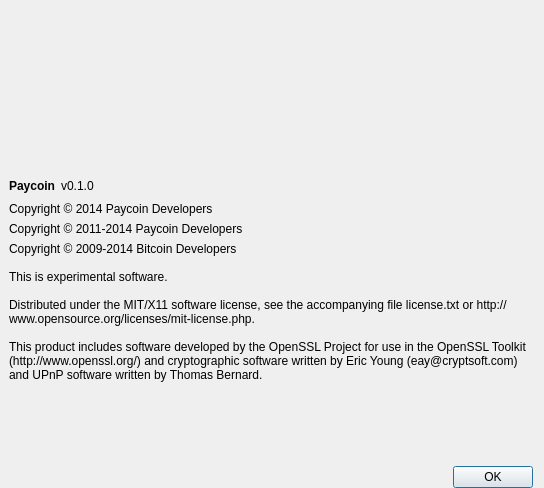
Qt form src/qt/forms/aboutdialog.ui (PaycoinFoundation/paycoin) before a commit.
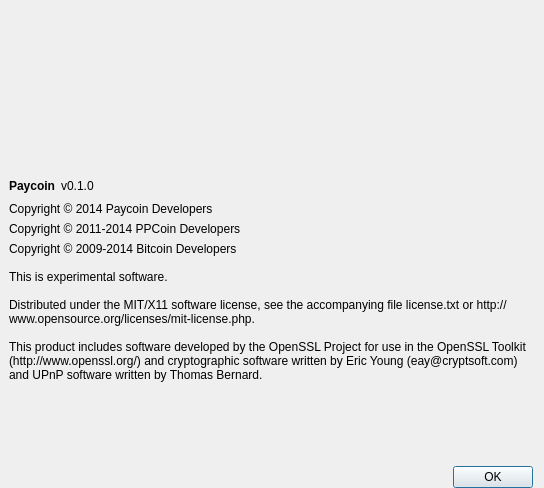
The same form after that commit. Icons and pictures are not drawn.

Commit message:
About page contents corrected
Change to acknowledge PPC fork

```diff
--- a/src/qt/forms/aboutdialog.ui
+++ b/src/qt/forms/aboutdialog.ui
@@ -117,7 +117,7 @@
      <item>
       <widget class="QLabel" name="label_paycoin_copyright">
        <property name="text">
-        <string>Copyright © 2011-2014 Paycoin Developers</string>
+        <string>Copyright © 2011-2014 PPCoin Developers</string>
        </property>
        <property name="wordWrap">
         <bool>true</bool>
```
